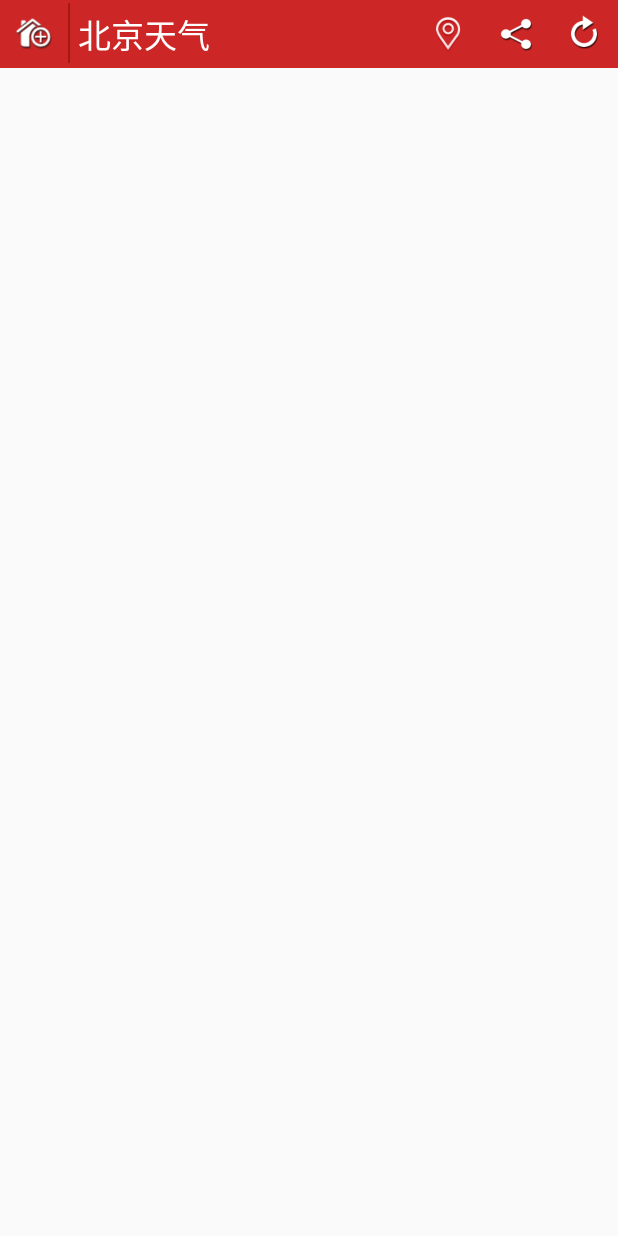
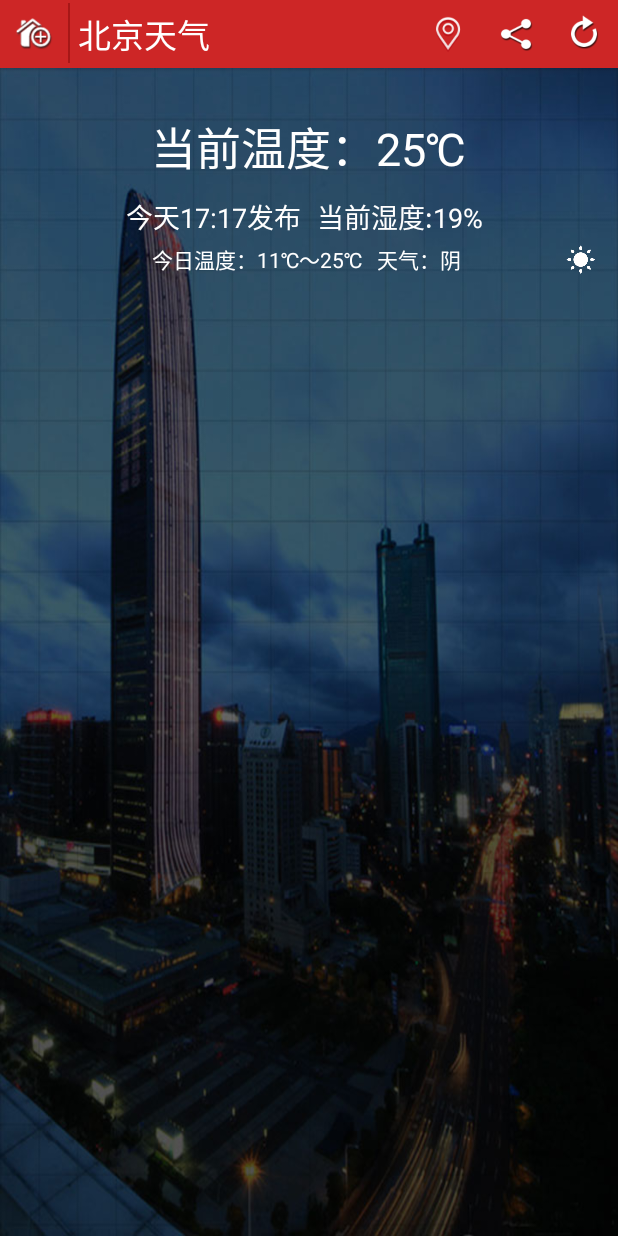
Before and after one commit to HeJialeKeepLearning/MiniWeatherLearn, an Android app: the screen it shows after launch (MainActivity), on a phone screen of 412 x 824 dp. Run offline under Robolectric (Android 15) with nearby library versions, the phone set to English and light mode, and no system bars.

Commit message:
second version

```diff
--- a/app/src/main/res/layout/weather_info.xml
+++ b/app/src/main/res/layout/weather_info.xml
@@ -2,6 +2,7 @@
 <RelativeLayout xmlns:android="http://schemas.android.com/apk/res/android"
     android:layout_width="match_parent"
     android:layout_height="match_parent">
+    <!-- 顶部信息 -->
     <RelativeLayout
         android:id="@+id/title"
         android:layout_width="fill_parent"
@@ -52,6 +53,106 @@
             android:layout_toLeftOf="@id/title_share_btn"/>
     </RelativeLayout>
 
+    <LinearLayout
+        android:layout_width="fill_parent"
+        android:layout_height="fill_parent"
+        android:layout_below="@id/title"
+        android:background="@drawable/biz_plugin_weather_shenzhen_bg"
+        android:orientation="vertical">
+
+        <!-- 今日天气信息 -->
+        <RelativeLayout
+            android:layout_width="fill_parent"
+            android:layout_height="wrap_content"
+            android:id="@+id/weather_today"
+            android:padding="10.0dp">
+            <TextView
+                android:layout_width="wrap_content"
+                android:layout_height="wrap_content"
+                android:id="@+id/temperature_now"
+                android:text="当前温度：25℃"
+                android:textSize="30sp"
+                android:layout_centerHorizontal="true"
+                android:paddingTop="20dp"
+                android:textColor="#ffffff"/>
+            <!-- 发布时间和湿度 -->
+            <LinearLayout
+                android:layout_width="fill_parent"
+                android:layout_height="wrap_content"
+                android:orientation="vertical"
+                android:layout_below="@id/temperature_now"
+                android:paddingTop="10dp"
+                android:id="@+id/time_moist">
+                <LinearLayout
+                    android:layout_width="fill_parent"
+                    android:layout_height="wrap_content"
+                    android:orientation="horizontal">
+                    <TextView
+                        android:layout_width="0dp"
+                        android:layout_height="wrap_content"
+                        android:id="@+id/publish_time"
+                        android:layout_weight="1"
+                        android:text="今天17:17发布"
+                        android:textColor="#ffffff"
+                        android:textSize="18sp"
+                        android:gravity="right"
+                        android:paddingRight="5dp"/>
+                    <TextView
+                        android:layout_width="0dp"
+                        android:layout_height="wrap_content"
+                        android:id="@+id/moist_now"
+                        android:layout_weight="1"
+                        android:text="当前湿度:19%"
+                        android:textColor="#ffffff"
+                        android:textSize="18sp"
+                        android:layout_gravity="left"
+                        android:paddingLeft="5dp"/>
+                </LinearLayout>
+
+            </LinearLayout>
+
+            <!-- 今日温度+pm2.5 -->
+            <LinearLayout
+                android:layout_width="fill_parent"
+                android:layout_height="wrap_content"
+                android:id="@+id/temperature_today_pm2.5"
+                android:orientation="horizontal"
+                android:layout_below="@id/time_moist">
+                <LinearLayout
+                    android:layout_width="fill_parent"
+                    android:layout_height="wrap_content"
+                    android:orientation="horizontal"
+                    android:layout_weight="1">
+                    <TextView
+                        android:layout_width="0dp"
+                        android:layout_height="wrap_content"
+                        android:layout_weight="2"
+                        android:text="今日温度：11℃～25℃"
+                        android:textColor="#ffffff"
+                        android:layout_gravity="center"
+                        android:gravity="right"
+                        android:paddingRight="10dp"/>
+                    <TextView
+                        android:layout_width="0dp"
+                        android:layout_height="wrap_content"
+                        android:layout_weight="1"
+                        android:layout_gravity="center"
+                        android:text="天气：阴"
+                        android:textColor="#ffffff"/>
+                    <ImageView
+                        android:layout_width="30dp"
+                        android:layout_height="30dp"
+                        android:src="@drawable/biz_plugin_weather_qing"/>
+                </LinearLayout>
+
+            </LinearLayout>
+
+        </RelativeLayout>
+
+
+
+    </LinearLayout>
+
 
 
 </RelativeLayout>
```
Also changed, not shown: app/src/main/res/drawable-v24/biz_plugin_weather_0_50.png (added), app/src/main/res/drawable-v24/biz_plugin_weather_qing.png (added).
